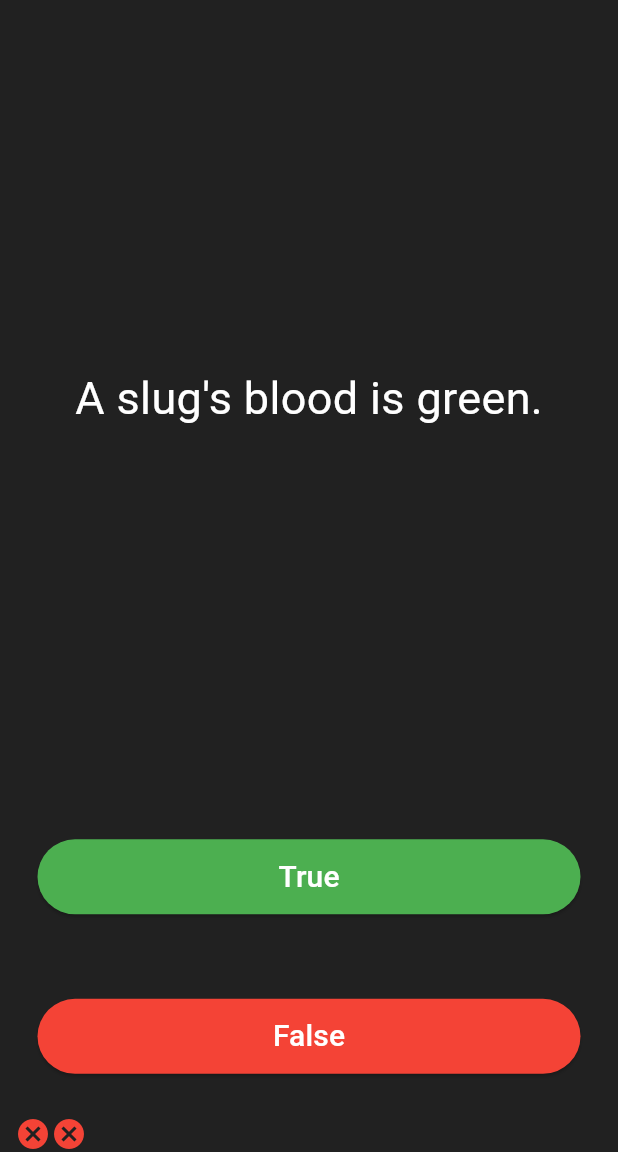
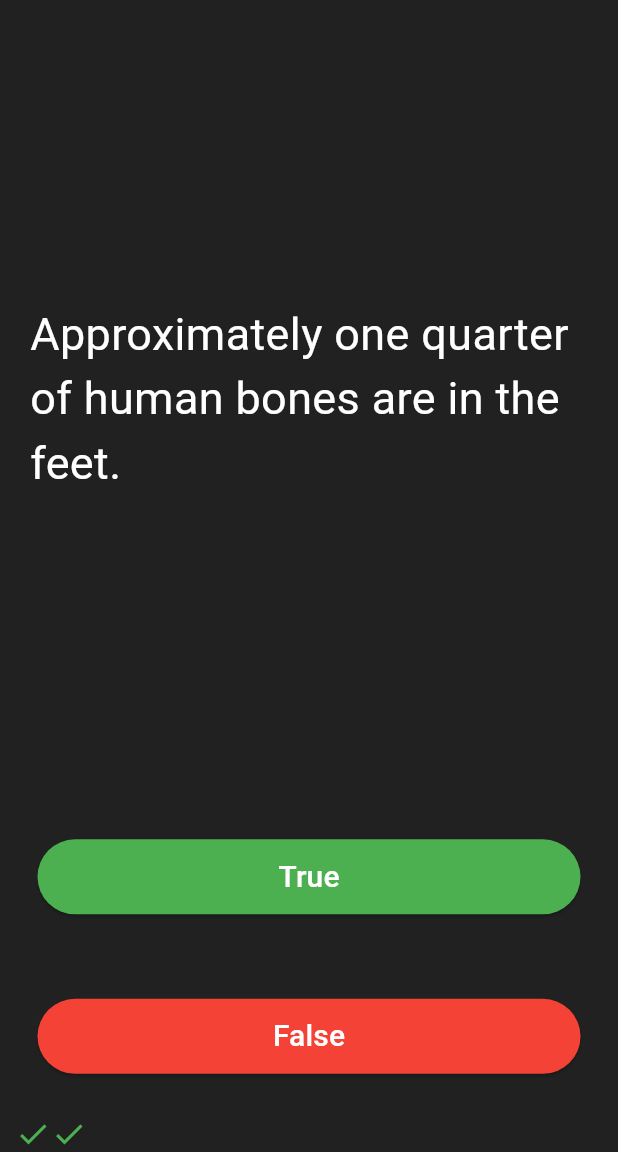
Before and after one commit to jnas86/quizzler-dom, a Flutter app: the screen it shows after launch, after a tap on "True", after a tap on "False", on a phone screen of 412 x 824 dp, the part 84-1236 px from its top. Run offline on Flutter 3.47's test engine with Material 3 defaults, Android fonts, the phone set to English and light mode, and no system bars; our stand-ins replace rflutter_alert.

Commit message:
Major update functionalities

```diff
--- a/lib/main.dart
+++ b/lib/main.dart
@@ -1,8 +1,14 @@
 import 'package:flutter/cupertino.dart';
 import 'package:flutter/material.dart';
 import 'package:flutter/widgets.dart';
+import 'package:quizzler/question.dart';
+import 'package:quizzler/quiz_brain.dart';
+import 'package:rflutter_alert/rflutter_alert.dart';
 
-void main() => runApp(QizzlerApp());
+
+QuizBrain quizBrain = QuizBrain();
+
+void main() => runApp(const QizzlerApp());
 
 class QizzlerApp extends StatelessWidget {
   const QizzlerApp({super.key});
@@ -45,23 +51,50 @@ class _QuizPageState extends State<QuizPage>{
 
   List <Widget> scoreKeeper = [];
 
-  List<String> questions = [
-    'You can lead a cow downstairs but not upstairs.',
-    'Approximately one quarter of human bones are in the feet.',
-    'A slug\'s blood is green.'
+  void checkAnswer(bool userPickedAnswer){
+
+    bool correctAnswer = quizBrain.getCorrectAnswer();
+
+
+    setState(() {
+      if(quizBrain.isFinished()){
+        Alert(
+          type: AlertType.info,
+          context: context,
+          title: 'Quiz End',
+          desc: 'Quiz has ended',
+          buttons: [
+            DialogButton(
+              child: Text(
+                "OK",
+                style: TextStyle(color: Colors.white, fontSize: 20),
+              ),
+              onPressed: () => Navigator.pop(context),
+              width: 120,
+            )
+          ],
+        ).show();
+        quizBrain.reset();
+        scoreKeeper = [];
+      }else{
+        if(userPickedAnswer == correctAnswer){
+          scoreKeeper.add(Icon(Icons.check, color: Colors.green,));
+        }else{
+          scoreKeeper.add(Icon(Icons.close, color: Colors.red,));
+        }
+        quizBrain.nextQuestion();
+      }
+    });
+  }
+
+  List<Question> questionBank = [
+  Question('You can lead a cow downstairs but not upstairs.', false),
+  Question('Approximately one quarter of human bones are in the feet.', true),
+    Question('A slug\'s blood is green.', true),
   ];
-
-  List<bool> answers = [
-    false,
-    true,
-    true
-  ];
-
-  int questionNumber = 0;
 
   @override
   Widget build(BuildContext context){
-    print(questionNumber);
     return Column(
       mainAxisAlignment: MainAxisAlignment.spaceBetween,
       crossAxisAlignment: CrossAxisAlignment.stretch,
@@ -72,7 +105,7 @@ class _QuizPageState extends State<QuizPage>{
             padding: const EdgeInsets.all(10.0),
             child: Center(
               child: Text(
-                questions[questionNumber],
+                quizBrain.getQuestionText(),
                 style: TextStyle(
                   color: Colors.white,
                   fontSize: 30.0,
@@ -91,19 +124,7 @@ class _QuizPageState extends State<QuizPage>{
                     minimumSize: const Size.fromHeight(50),
                   ),
                   onPressed: (){
-                    bool correctAnswer = answers[questionNumber];
-                    if(correctAnswer == true){
-                      scoreKeeper.add(
-                        Icon(Icons.check,color: Colors.green,),
-                      );
-                    }else{
-                      scoreKeeper.add(
-                        Icon(Icons.cancel,color: Colors.red,),
-                      );
-                    }
-                    setState(() {
-                      questionNumber++;
-                    });
+                    checkAnswer(true);
                   },
                   child: Text(
                     'True',
@@ -126,19 +147,7 @@ class _QuizPageState extends State<QuizPage>{
                   minimumSize: const Size.fromHeight(50),
                 ),
                 onPressed: (){
-                  bool correctAnswer = answers[questionNumber];
-                  if(correctAnswer == false){
-                    scoreKeeper.add(
-                      Icon(Icons.check,color: Colors.green,),
-                    );
-                  }else{
-                    scoreKeeper.add(
-                      Icon(Icons.cancel,color: Colors.red,),
-                    );
-                  }
-                  setState(() {
-                    questionNumber++;
-                  });
+                  checkAnswer(false);
                 },
                 child: const Text(
                   'False',
```
